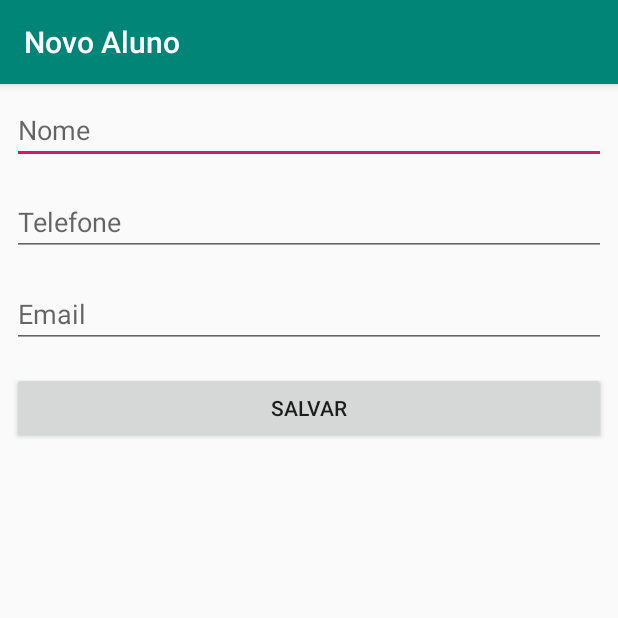
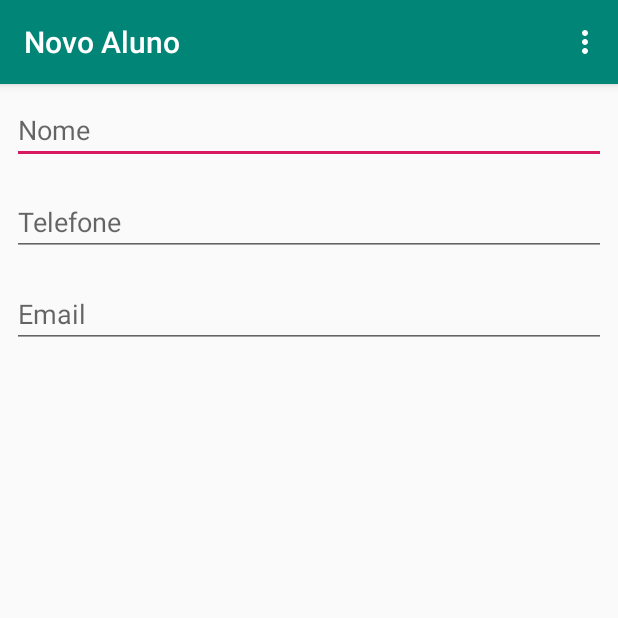
Before and after one commit to miguelBS13/senai-sga-agenda-android, an Android app: the screen it shows after launch (FormularioAlunoActivity), after a tap on an icon or button, on a phone screen of 412 x 824 dp, the top half of it. Run offline under Robolectric (Android 15) with nearby library versions, the phone set to English and light mode, and no system bars.

Commit message:
alterações do crush

```diff
--- a/app/src/main/java/br/senai/rn/agenda/activities/FormularioAlunoActivity.java
+++ b/app/src/main/java/br/senai/rn/agenda/activities/FormularioAlunoActivity.java
@@ -2,8 +2,8 @@ package br.senai.rn.agenda.activities;
 
 import android.os.Bundle;
 import android.support.v7.app.AppCompatActivity;
-import android.view.View;
-import android.widget.Button;
+import android.view.Menu;
+import android.view.MenuItem;
 import android.widget.EditText;
 
 import br.senai.rn.agenda.dao.AlunoDAO;
@@ -15,7 +15,6 @@ public class FormularioAlunoActivity extends AppCompatActivity {
     private EditText campoNome;
     private EditText campoTelefone;
     private EditText campoEmail;
-    private Button botaoSalvar;
     private AlunoDAO dao;
     private Aluno aluno;
 
@@ -46,18 +45,9 @@ public class FormularioAlunoActivity extends AppCompatActivity {
         campoNome = findViewById(R.id.activity_formulario_aluno_et_nome);
         campoTelefone = findViewById(R.id.activity_formulario_aluno_et_telefone);
         campoEmail = findViewById(R.id.activity_formulario_aluno_et_email);
-        botaoSalvar = findViewById(R.id.activity_formulario_aluno_botao_salvar);
     }
 
-    private void definirEventos() {
-        botaoSalvar.setOnClickListener(new View.OnClickListener() {
-            @Override
-            public void onClick(View v) {
-                criarAluno();
-                salvarAluno();
-            }
-        });
-    }
+    private void definirEventos() {}
 
     private void criarAluno() {
         String nome = campoNome.getText().toString();
@@ -73,4 +63,22 @@ public class FormularioAlunoActivity extends AppCompatActivity {
         dao.salvar(aluno);
         finish();
     }
+
+    @Override
+    public boolean onCreateOptionsMenu(Menu menu) {
+        getMenuInflater().inflate(R.menu.activity_formulario_aluno_menu, menu);
+        return super.onCreateOptionsMenu(menu);
+    }
+
+    @Override
+    public boolean onOptionsItemSelected(MenuItem item) {
+        int menuSelecionado = item.getItemId();
+
+        if (menuSelecionado == R.id.activity_formulario_aluno_menu_salvar){
+            criarAluno();
+            salvarAluno();
+        }
+
+        return super.onOptionsItemSelected(item);
+    }
 }
--- a/app/src/main/java/br/senai/rn/agenda/activities/ListaAlunosActivity.java
+++ b/app/src/main/java/br/senai/rn/agenda/activities/ListaAlunosActivity.java
@@ -5,6 +5,8 @@ import android.os.Bundle;
 import android.support.annotation.Nullable;
 import android.support.design.widget.FloatingActionButton;
 import android.support.v7.app.AppCompatActivity;
+import android.view.ContextMenu;
+import android.view.MenuItem;
 import android.view.View;
 import android.widget.AdapterView;
 import android.widget.ArrayAdapter;
@@ -19,7 +21,7 @@ public class ListaAlunosActivity extends AppCompatActivity {
     private ListView listaAlunos;
     private FloatingActionButton botaoAdicionar;
     private ArrayAdapter<Aluno> adapter;
-    private AlunoDAO dao = new AlunoDAO();
+    private AlunoDAO dao;
 
     @Override
     protected void onCreate(@Nullable Bundle savedInstanceState) {
@@ -33,13 +35,20 @@ public class ListaAlunosActivity extends AppCompatActivity {
     @Override
     protected void onResume() {
         super.onResume();
-        adapter = new ArrayAdapter<>(this, android.R.layout.simple_list_item_1, dao.obterTodos());
-        listaAlunos.setAdapter(adapter);
+        adapter.clear();
+        adapter.addAll(dao.obterTodos());
     }
 
     private void inicializarComponentes() {
+        dao = new AlunoDAO();
+
         listaAlunos = findViewById(R.id.principal_activity_main_lista_de_alunos);
         botaoAdicionar = findViewById(R.id.principal_activity_main_fab_novo_aluno);
+
+        adapter = new ArrayAdapter<>(this, android.R.layout.simple_list_item_1);
+        listaAlunos.setAdapter(adapter);
+
+        registerForContextMenu(listaAlunos);
 
         dao.salvar(new Aluno("Miguel", "998998876", "adsfkafdja@gmail.com"));
         dao.salvar(new Aluno("Marcos", "3453535", "sla@gmail.com"));
@@ -64,15 +73,29 @@ public class ListaAlunosActivity extends AppCompatActivity {
                 startActivity(intent);
             }
         });
-        listaAlunos.setOnItemLongClickListener(new AdapterView.OnItemLongClickListener() {
-            @Override
-            public boolean onItemLongClick(AdapterView<?> parent, View view, int position, long id) {
-                Aluno alunoSelecionado = (Aluno) parent.getItemAtPosition(position);
-                dao.remover(alunoSelecionado);
-                adapter.remove(alunoSelecionado);
-                return true;
-            }
-        });
     }
 
+    @Override
+    public void onCreateContextMenu(ContextMenu menu, View v, ContextMenu.ContextMenuInfo menuInfo) {
+        super.onCreateContextMenu(menu, v, menuInfo);
+        getMenuInflater().inflate(R.menu.activity_lista_aluno_menu, menu);
+//        menu.add("Remover");
+    }
+
+    @Override
+    public boolean onContextItemSelected(MenuItem item) {
+        int menuSelecionado = item.getItemId();
+
+        if (menuSelecionado == R.id.activity_lista_aluno_menu_remover) {
+            AdapterView.AdapterContextMenuInfo menuInfo
+                    = (AdapterView.AdapterContextMenuInfo) item.getMenuInfo();
+            Aluno alunoSelecionado = adapter.getItem(menuInfo.position);
+            dao.remover(alunoSelecionado);
+            adapter.remove(alunoSelecionado);
+        }
+
+
+        return super.onContextItemSelected(item);
+
+    }
 }
--- a/app/src/main/res/layout/activity_formulario_aluno.xml
+++ b/app/src/main/res/layout/activity_formulario_aluno.xml
@@ -26,11 +26,4 @@
         android:layout_margin="8dp"
         android:hint="Email"/>
 
-    <Button
-        android:id="@+id/activity_formulario_aluno_botao_salvar"
-        android:layout_width="match_parent"
-        android:layout_height="wrap_content"
-        android:layout_margin="8dp"
-        android:text="Salvar"/>
-
 </LinearLayout>
--- /dev/null
+++ b/app/src/main/res/menu/activity_formulario_aluno_menu.xml
@@ -0,0 +1,8 @@
+<?xml version="1.0" encoding="utf-8"?>
+<menu xmlns:app="http://schemas.android.com/apk/res-auto"
+    xmlns:android="http://schemas.android.com/apk/res/android">
+
+    <item
+        android:id="@+id/activity_formulario_aluno_menu_salvar"
+        android:title="Salvar" />
+</menu>
--- /dev/null
+++ b/app/src/main/res/menu/activity_lista_aluno_menu.xml
@@ -0,0 +1,8 @@
+<?xml version="1.0" encoding="utf-8"?>
+<menu xmlns:app="http://schemas.android.com/apk/res-auto"
+    xmlns:android="http://schemas.android.com/apk/res/android">
+
+    <item
+        android:id="@+id/activity_lista_aluno_menu_remover"
+        android:title="Remover" />
+</menu>
```
